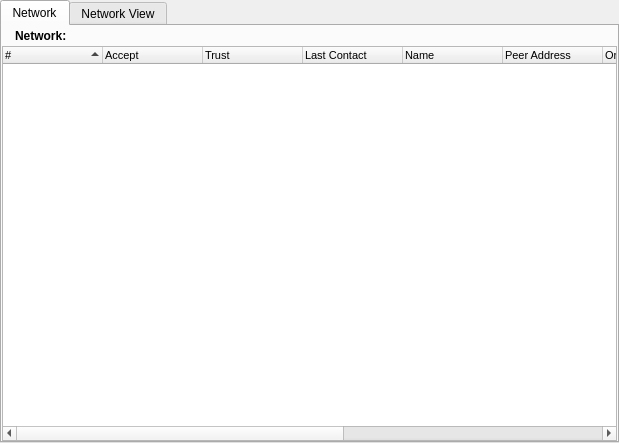
Before: the Qt Designer form retroshare-gui/src/gui/NetworkDialog.ui in RetroShare/RetroShare, drawn with Qt 5.
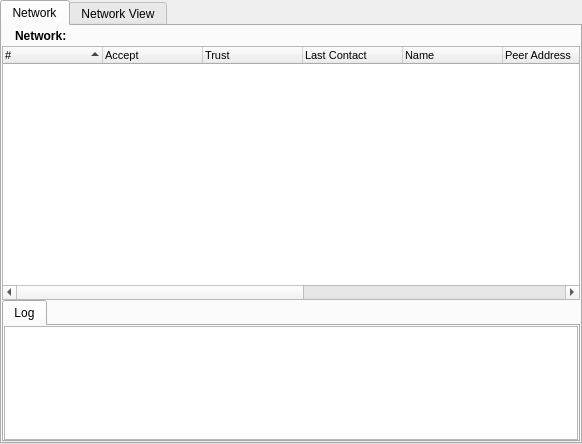
After: the same form once the commit is applied. Icons and pictures are not drawn.

Commit message: added for Network View Settings QFrame to can Hide/Show the settings added a Log Tab in Network

Patch:
```diff
--- a/retroshare-gui/src/gui/NetworkDialog.ui
+++ b/retroshare-gui/src/gui/NetworkDialog.ui
@@ -5,8 +5,8 @@
    <rect>
     <x>0</x>
     <y>0</y>
-    <width>619</width>
-    <height>443</height>
+    <width>582</width>
+    <height>444</height>
    </rect>
   </property>
   <property name="windowTitle" >
@@ -50,9 +50,6 @@
        <property name="bottomMargin" >
         <number>0</number>
        </property>
-       <property name="horizontalSpacing" >
-        <number>6</number>
-       </property>
        <property name="verticalSpacing" >
         <number>0</number>
        </property>
@@ -208,6 +205,63 @@
          </column>
         </widget>
        </item>
+       <item row="2" column="0" >
+        <widget class="QTabWidget" name="tabBottom" >
+         <property name="maximumSize" >
+          <size>
+           <width>16777215</width>
+           <height>142</height>
+          </size>
+         </property>
+         <property name="tabPosition" >
+          <enum>QTabWidget::North</enum>
+         </property>
+         <property name="currentIndex" >
+          <number>0</number>
+         </property>
+         <widget class="QWidget" name="log_tab" >
+          <attribute name="title" >
+           <string>Log</string>
+          </attribute>
+          <layout class="QVBoxLayout" >
+           <property name="spacing" >
+            <number>6</number>
+           </property>
+           <property name="leftMargin" >
+            <number>0</number>
+           </property>
+           <property name="topMargin" >
+            <number>0</number>
+           </property>
+           <property name="rightMargin" >
+            <number>0</number>
+           </property>
+           <property name="bottomMargin" >
+            <number>0</number>
+           </property>
+           <item>
+            <widget class="QTextBrowser" name="infoLog" >
+             <property name="sizePolicy" >
+              <sizepolicy vsizetype="Expanding" hsizetype="Expanding" >
+               <horstretch>0</horstretch>
+               <verstretch>0</verstretch>
+              </sizepolicy>
+             </property>
+             <property name="maximumSize" >
+              <size>
+               <width>16777215</width>
+               <height>142</height>
+              </size>
+             </property>
+             <property name="contextMenuPolicy" >
+              <enum>Qt::CustomContextMenu</enum>
+             </property>
+            </widget>
+           </item>
+          </layout>
+         </widget>
+        </widget>
+       </item>
       </layout>
      </widget>
      <widget class="QWidget" name="networkviewTab" >
```
Left out of the diff: 5 changed lines with no effect on the pictures. The commit also changes 5 other files.
